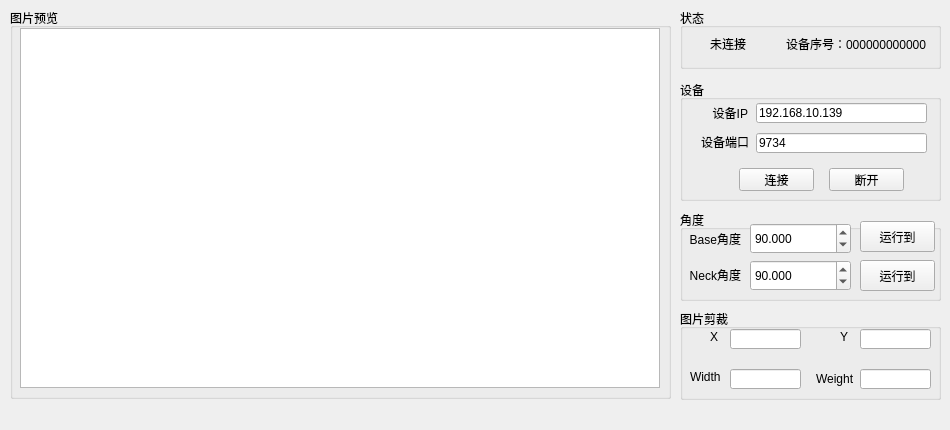
lorinx8/jfc-debugger-v2, file mainwindow.ui: the form before one commit.
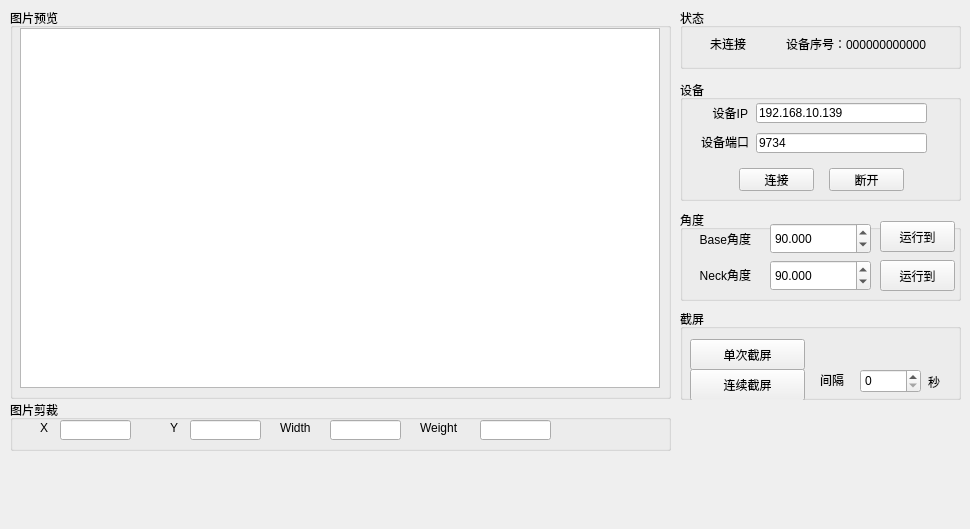
The form after the commit.

Diff of the .ui file:
```diff
--- a/mainwindow.ui
+++ b/mainwindow.ui
@@ -6,8 +6,8 @@
    <rect>
     <x>0</x>
     <y>0</y>
-    <width>950</width>
-    <height>430</height>
+    <width>970</width>
+    <height>529</height>
    </rect>
   </property>
   <property name="windowTitle">
@@ -19,7 +19,7 @@
      <rect>
       <x>680</x>
       <y>80</y>
-      <width>261</width>
+      <width>281</width>
       <height>121</height>
      </rect>
     </property>
@@ -125,7 +125,7 @@
      <rect>
       <x>680</x>
       <y>210</y>
-      <width>261</width>
+      <width>281</width>
       <height>91</height>
      </rect>
     </property>
@@ -137,7 +137,7 @@
       <rect>
        <x>10</x>
        <y>21</y>
-       <width>51</width>
+       <width>61</width>
        <height>16</height>
       </rect>
      </property>
@@ -156,7 +156,7 @@
       <rect>
        <x>10</x>
        <y>57</y>
-       <width>51</width>
+       <width>61</width>
        <height>16</height>
       </rect>
      </property>
@@ -176,7 +176,7 @@
     <widget class="QDoubleSpinBox" name="doubleSpinBox_baseAngle">
      <property name="geometry">
       <rect>
-       <x>70</x>
+       <x>90</x>
        <y>13</y>
        <width>101</width>
        <height>31</height>
@@ -201,7 +201,7 @@
     <widget class="QDoubleSpinBox" name="doubleSpinBox_neckAngle">
      <property name="geometry">
       <rect>
-       <x>70</x>
+       <x>90</x>
        <y>50</y>
        <width>101</width>
        <height>31</height>
@@ -223,7 +223,7 @@
     <widget class="QPushButton" name="pushButton_baseAngelRun">
      <property name="geometry">
       <rect>
-       <x>180</x>
+       <x>200</x>
        <y>11</y>
        <width>75</width>
        <height>31</height>
@@ -236,7 +236,7 @@
     <widget class="QPushButton" name="pushButton_neckAngleRun">
      <property name="geometry">
       <rect>
-       <x>180</x>
+       <x>200</x>
        <y>50</y>
        <width>75</width>
        <height>31</height>
@@ -250,10 +250,10 @@
    <widget class="QGroupBox" name="groupBox_3">
     <property name="geometry">
      <rect>
-      <x>680</x>
-      <y>309</y>
-      <width>261</width>
-      <height>91</height>
+      <x>10</x>
+      <y>400</y>
+      <width>661</width>
+      <height>51</height>
      </rect>
     </property>
     <property name="title">
@@ -275,8 +275,8 @@
     <widget class="QLabel" name="label_6">
      <property name="geometry">
       <rect>
-       <x>10</x>
-       <y>60</y>
+       <x>270</x>
+       <y>20</y>
        <width>31</width>
        <height>16</height>
       </rect>
@@ -301,8 +301,8 @@
     <widget class="QLabel" name="label_8">
      <property name="geometry">
       <rect>
-       <x>136</x>
-       <y>62</y>
+       <x>410</x>
+       <y>20</y>
        <width>41</width>
        <height>16</height>
       </rect>
@@ -340,8 +340,8 @@
     <widget class="QLineEdit" name="lineEdit_3">
      <property name="geometry">
       <rect>
-       <x>50</x>
-       <y>60</y>
+       <x>320</x>
+       <y>20</y>
        <width>71</width>
        <height>20</height>
       </rect>
@@ -353,8 +353,8 @@
     <widget class="QLineEdit" name="lineEdit_4">
      <property name="geometry">
       <rect>
-       <x>180</x>
-       <y>60</y>
+       <x>470</x>
+       <y>20</y>
        <width>71</width>
        <height>20</height>
       </rect>
@@ -392,7 +392,7 @@
      <rect>
       <x>680</x>
       <y>8</y>
-      <width>261</width>
+      <width>281</width>
       <height>61</height>
      </rect>
     </property>
@@ -426,6 +426,81 @@
      </property>
     </widget>
    </widget>
+   <widget class="QGroupBox" name="groupBox_6">
+    <property name="geometry">
+     <rect>
+      <x>680</x>
+      <y>309</y>
+      <width>281</width>
+      <height>91</height>
+     </rect>
+    </property>
+    <property name="title">
+     <string>截屏</string>
+    </property>
+    <widget class="QPushButton" name="pushButton_singleScreenShot">
+     <property name="geometry">
+      <rect>
+       <x>10</x>
+       <y>30</y>
+       <width>115</width>
+       <height>31</height>
+      </rect>
+     </property>
+     <property name="text">
+      <string>单次截屏</string>
+     </property>
+    </widget>
+    <widget class="QPushButton" name="pushButton_continuousScreenShot">
+     <property name="geometry">
+      <rect>
+       <x>10</x>
+       <y>60</y>
+       <width>115</width>
+       <height>32</height>
+      </rect>
+     </property>
+     <property name="text">
+      <string>连续截屏</string>
+     </property>
+    </widget>
+    <widget class="QSpinBox" name="spinBox_screenShotInterval">
+     <property name="geometry">
+      <rect>
+       <x>180</x>
+       <y>60</y>
+       <width>61</width>
+       <height>24</height>
+      </rect>
+     </property>
+    </widget>
+    <widget class="QLabel" name="label_9">
+     <property name="geometry">
+      <rect>
+       <x>248</x>
+       <y>65</y>
+       <width>31</width>
+       <height>16</height>
+      </rect>
+     </property>
+     <property name="text">
+      <string>秒</string>
+     </property>
+    </widget>
+    <widget class="QLabel" name="label_10">
+     <property name="geometry">
+      <rect>
+       <x>140</x>
+       <y>63</y>
+       <width>31</width>
+       <height>16</height>
+      </rect>
+     </property>
+     <property name="text">
+      <string>间隔</string>
+     </property>
+    </widget>
+   </widget>
   </widget>
   <widget class="QMenuBar" name="menuBar">
    <property name="geometry">
```
Left out of the diff: 2 changed lines with no effect on the pictures.
